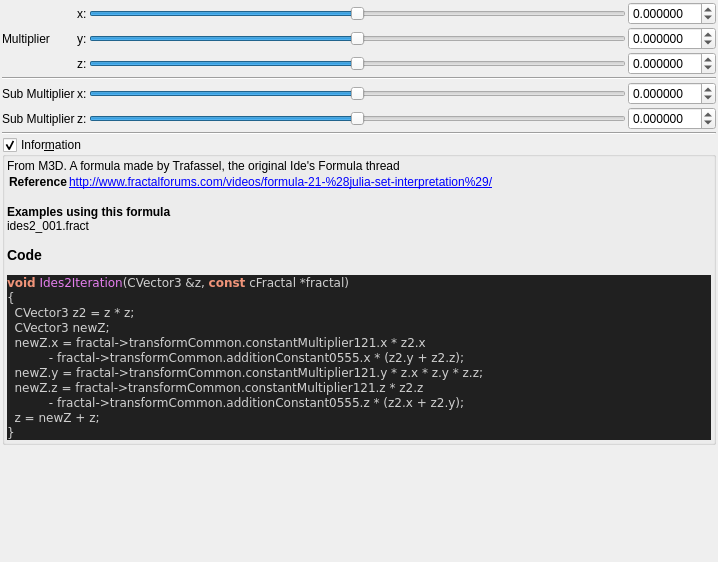
This is mandelbulber2/qt_data/fractal_ides2.ui in buddhi1980/mandelbulber2 as Qt 5 draws it before an edit. The edited form follows.
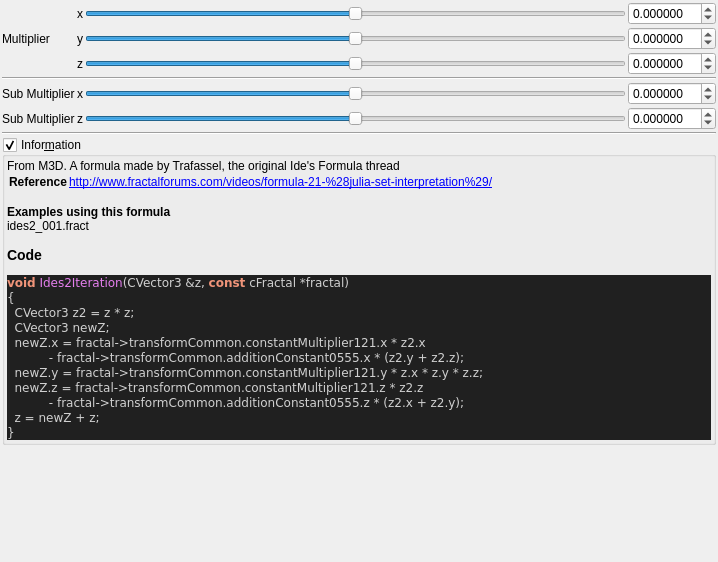
This is the edited form. Custom widgets are drawn as their Qt base class.

Diff of the .ui file:
```diff
--- a/mandelbulber2/qt_data/fractal_ides2.ui
+++ b/mandelbulber2/qt_data/fractal_ides2.ui
@@ -107,7 +107,7 @@
      <item row="2" column="2">
       <widget class="QLabel" name="label_264">
        <property name="text">
-        <string>y:</string>
+        <string notr="true">y</string>
        </property>
       </widget>
      </item>
@@ -142,14 +142,14 @@
      <item row="3" column="2">
       <widget class="QLabel" name="label_266">
        <property name="text">
-        <string>z:</string>
+        <string notr="true">z</string>
        </property>
       </widget>
      </item>
      <item row="1" column="2">
       <widget class="QLabel" name="label_257">
        <property name="text">
-        <string>x:</string>
+        <string notr="true">x</string>
        </property>
       </widget>
      </item>
@@ -236,14 +236,14 @@
      <item row="5" column="2">
       <widget class="QLabel" name="label_258">
        <property name="text">
-        <string>x:</string>
+        <string notr="true">x</string>
        </property>
       </widget>
      </item>
      <item row="6" column="2">
       <widget class="QLabel" name="label_268">
        <property name="text">
-        <string>z:</string>
+        <string notr="true">z</string>
        </property>
       </widget>
      </item>
```
